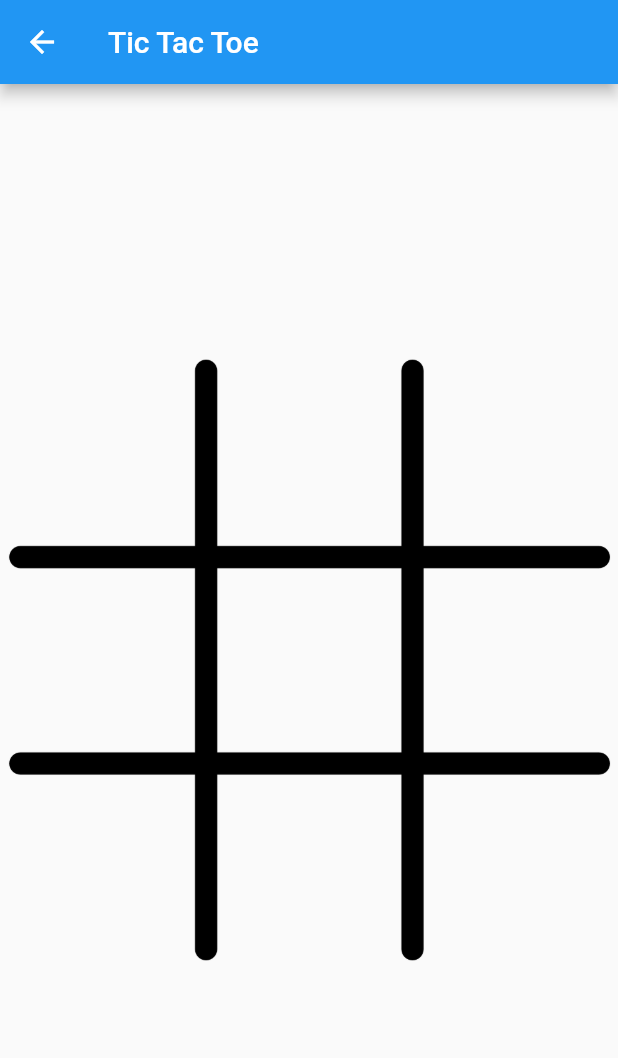
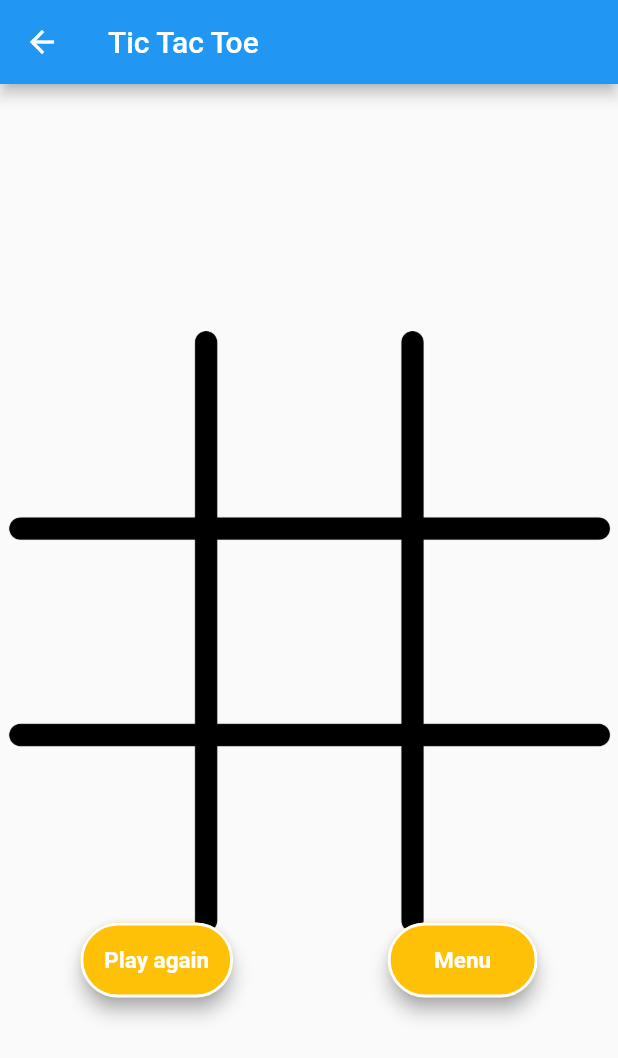
Before and after one commit to ibrahimdevl/Tic_Tac_Toe, a Flutter app: the GameBoard screen opened by its route, on a phone screen of 412 x 824 dp. Shown: the top 1058 px of the screen. Run offline on Flutter 3.47's test engine with Material 2 defaults, Android fonts, the phone set to English and light mode, and no system bars.

Commit message:
add reset and menu options and customizing welcome screen

```diff
--- a/lib/pages/game_board.dart
+++ b/lib/pages/game_board.dart
@@ -21,6 +21,8 @@ class _GameBoardState extends State<GameBoard> {
 
   @override
   Widget build(BuildContext context) {
+    var heigth = MediaQuery.of(context).size.height - 100.0;
+
     // This method is rerun every time setState is called, for instance as done
     // by the _incrementCounter method above.
     //
@@ -39,7 +41,73 @@ class _GameBoardState extends State<GameBoard> {
         child: Stack(
           children: [
             Image.asset('assets/images/board.png'),
-            _boardTiles()
+            _boardTiles(),
+            Padding(
+              padding: const EdgeInsets.only(bottom: 0, top: 400.0),
+              child: Row(
+
+                mainAxisAlignment: MainAxisAlignment.center,
+                children: [
+                  ElevatedButton(
+                    onPressed: () {
+                      _resetGame();
+                    }, // This child can be everything. I want to choose a beautiful Text Widget
+                    style: ElevatedButton.styleFrom(
+                      textStyle: const TextStyle(fontSize: 15, fontWeight: FontWeight.bold),
+                      minimumSize: const Size(100, 50), //change size of this beautiful button
+                      // We can change style of this beautiful elevated button thanks to style prop
+                      primary: Colors.amber, // we can set primary color
+                      onPrimary: Colors.white, // change color of child prop
+                      onSurface: Colors.blue, // surface color
+                      shadowColor: Colors
+                          .grey, //shadow prop is a very nice prop for every button or card widgets.
+                      elevation: 5, // we can set elevation of this beautiful button
+                      side: const BorderSide(
+                          color: Colors.white, //change border color
+                          width: 2, //change border width
+                          style: BorderStyle
+                              .solid), // change border side of this beautiful button
+                      shape: RoundedRectangleBorder(
+                        borderRadius: BorderRadius.circular(
+                            30), //change border radius of this beautiful button thanks to BorderRadius.circular function
+                      ),
+                      tapTargetSize: MaterialTapTargetSize.padded,
+                    ), //This prop for beautiful expressions
+                    child: const Text(
+                        "Play again"),
+                  ),
+                  SizedBox(width: MediaQuery.of(context).size.width/4,),
+                  ElevatedButton(
+                    onPressed: () {
+                      Navigator.pushNamed(context, '/welcome');
+                    }, // This child can be everything. I want to choose a beautiful Text Widget
+                    style: ElevatedButton.styleFrom(
+                      textStyle: const TextStyle(fontSize: 15, fontWeight: FontWeight.bold),
+                      minimumSize: const Size(100, 50), //change size of this beautiful button
+                      // We can change style of this beautiful elevated button thanks to style prop
+                      primary: Colors.amber, // we can set primary color
+                      onPrimary: Colors.white, // change color of child prop
+                      onSurface: Colors.blue, // surface color
+                      shadowColor: Colors
+                          .grey, //shadow prop is a very nice prop for every button or card widgets.
+                      elevation: 5, // we can set elevation of this beautiful button
+                      side: const BorderSide(
+                          color: Colors.white, //change border color
+                          width: 2, //change border width
+                          style: BorderStyle
+                              .solid), // change border side of this beautiful button
+                      shape: RoundedRectangleBorder(
+                        borderRadius: BorderRadius.circular(
+                            30), //change border radius of this beautiful button thanks to BorderRadius.circular function
+                      ),
+                      tapTargetSize: MaterialTapTargetSize.padded,
+                    ), //This prop for beautiful expressions
+                    child: const Text(
+                        "Menu"),
+                  ),
+                ],
+              ),
+            )
           ],
         ),
       ), // This trailing comma makes auto-formatting nicer for build methods.
@@ -65,7 +133,7 @@ class _GameBoardState extends State<GameBoard> {
                     final tileState = innerEntry.value;
                     final tileIndex = (chunckIndex * 3) + innerIndex;
                     return BoardTile(dimension: tileDimension,
-                        onPressed: () => _updateTilesStateForInde(tileIndex) ,
+                        onPressed: () => _updateTilesStateForIndex(tileIndex) ,
                         tileState: tileState
                     );
                   }).toList(),
@@ -75,7 +143,7 @@ class _GameBoardState extends State<GameBoard> {
   }
 
 
-  void _updateTilesStateForInde(int selectedIndex) {
+  void _updateTilesStateForIndex(int selectedIndex) {
     if(_boardState[selectedIndex] == TileState.EMPTY) {
       setState(() {
         _boardState[selectedIndex] = _currentTurn;
```
Also changed, not shown: lib/pages/welcome.dart (+32 -2 lines).
